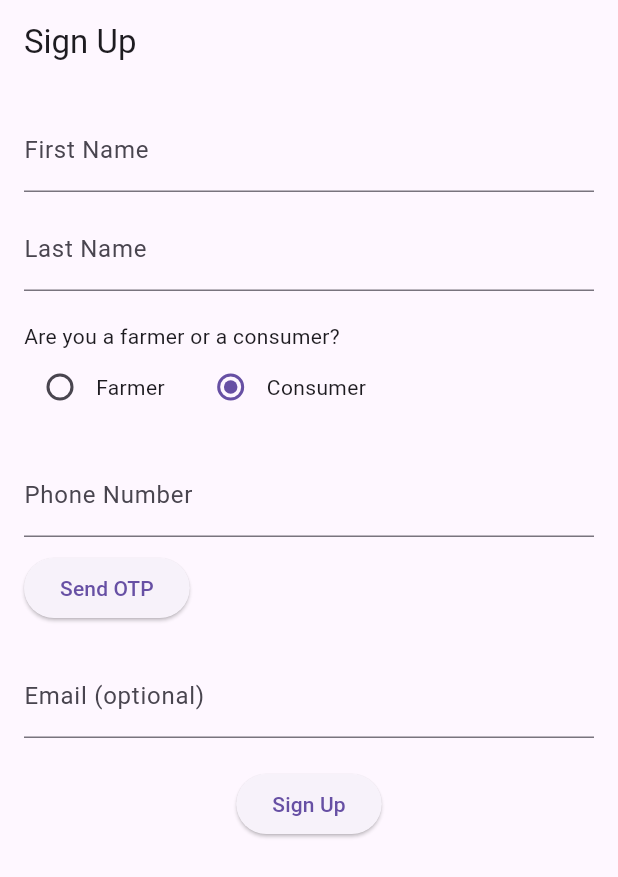
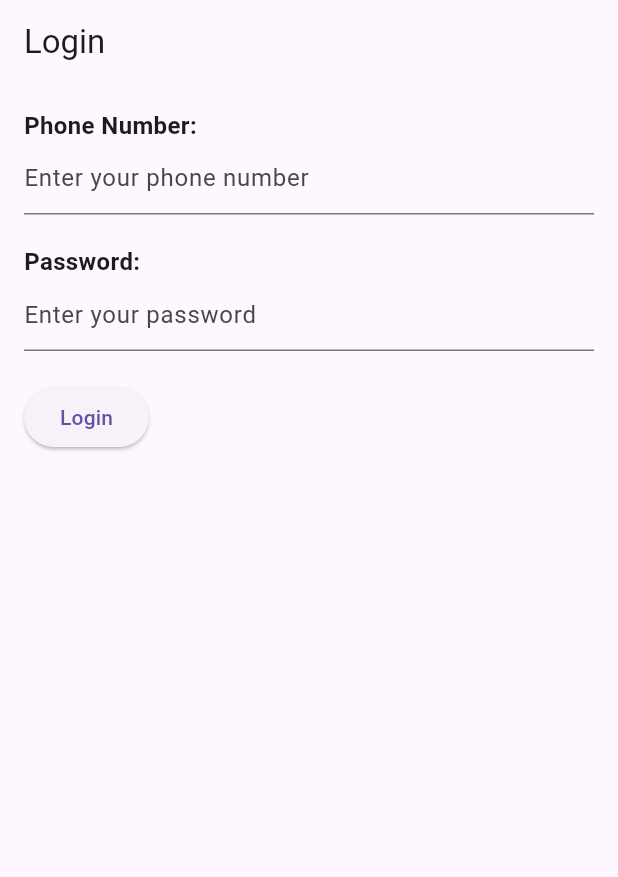
Before and after one commit to dp913/farm_direct, a Flutter app: the screen it shows after launch, on a phone screen of 412 x 824 dp. Shown: the top 877 px of the screen. Run offline on Flutter 3.47's test engine with Material 3 defaults, Android fonts, the phone set to English and light mode, and no system bars.

Commit message:
Consumer side frontend

```diff
--- /dev/null
+++ b/lib/login_screen.dart
@@ -0,0 +1,97 @@
+// lib/login_screen.dart
+import 'package:flutter/material.dart';
+import 'farmer_dashboard_screen.dart'; // Assuming this is the FarmerDashboardScreen you created earlier
+import 'consumer_home_screen.dart'; // Assuming this is the HomeScreen for consumers
+
+class LoginScreen extends StatefulWidget {
+  @override
+  _LoginScreenState createState() => _LoginScreenState();
+}
+
+class _LoginScreenState extends State<LoginScreen> {
+  final TextEditingController _phoneController = TextEditingController();
+  final TextEditingController _passwordController = TextEditingController();
+
+  // Sample login credentials for farmer and consumer
+  final String farmerPhone = "1234567890";
+  final String farmerPassword = "farmer";
+  final String consumerPhone = "9876543210";
+  final String consumerPassword = "consumer";
+
+  @override
+  Widget build(BuildContext context) {
+    return Scaffold(
+      appBar: AppBar(
+        title: Text('Login'),
+      ),
+      body: Padding(
+        padding: const EdgeInsets.all(16.0),
+        child: Column(
+          crossAxisAlignment: CrossAxisAlignment.start,
+          children: [
+            Text('Phone Number:', style: TextStyle(fontSize: 16, fontWeight: FontWeight.bold)),
+            TextField(
+              controller: _phoneController,
+              decoration: InputDecoration(hintText: 'Enter your phone number'),
+            ),
+            SizedBox(height: 20),
+            Text('Password:', style: TextStyle(fontSize: 16, fontWeight: FontWeight.bold)),
+            TextField(
+              controller: _passwordController,
+              obscureText: true,
+              decoration: InputDecoration(hintText: 'Enter your password'),
+            ),
+            SizedBox(height: 20),
+            ElevatedButton(
+              onPressed: _login,
+              child: Text('Login'),
+            ),
+          ],
+        ),
+      ),
+    );
+  }
+
+  void _login() {
+    final phone = _phoneController.text;
+    final password = _passwordController.text;
+
+    // Check if the phone and password match for farmer or consumer
+    if (phone == farmerPhone && password == farmerPassword) {
+      // Navigate to the Farmer Dashboard screen
+      Navigator.pushReplacement(
+        context,
+        MaterialPageRoute(builder: (context) => FarmerDashboardScreen()),
+      );
+    } else if (phone == consumerPhone && password == consumerPassword) {
+      // Navigate to the Consumer Home screen
+      Navigator.pushReplacement(
+        context,
+        MaterialPageRoute(builder: (context) => HomeScreen()),
+      );
+    } else {
+      // Show an error message if the login is incorrect
+      _showErrorDialog();
+    }
+  }
+
+  void _showErrorDialog() {
+    showDialog(
+      context: context,
+      builder: (BuildContext context) {
+        return AlertDialog(
+          title: Text('Error'),
+          content: Text('Invalid phone number or password.'),
+          actions: [
+            TextButton(
+              onPressed: () {
+                Navigator.of(context).pop();
+              },
+              child: Text('OK'),
+            ),
+          ],
+        );
+      },
+    );
+  }
+}
--- a/lib/main.dart
+++ b/lib/main.dart
@@ -2,6 +2,8 @@
 import 'package:farm_direct/signup_screen.dart';
 import 'package:flutter/material.dart';
 import 'consumer_home_screen.dart';
+import 'farmer_dashboard_screen.dart';
+import 'login_screen.dart';
 
 void main() {
   runApp(FarmDirectApp());
@@ -15,7 +17,7 @@ class FarmDirectApp extends StatelessWidget {
       theme: ThemeData(
         primaryColor: Colors.green,
       ),
-      home: SignupScreen(),
+      home: LoginScreen(),
     );
   }
 }
```
Also changed, not shown: lib/farmer_dashboard_screen.dart (added, +160 -0 lines), lib/manage_produce_screen.dart (added, +59 -0 lines), lib/order_management_screen.dart (added, +56 -0 lines), lib/profile_management_screen.dart (added, +46 -0 lines), 3 other files.
